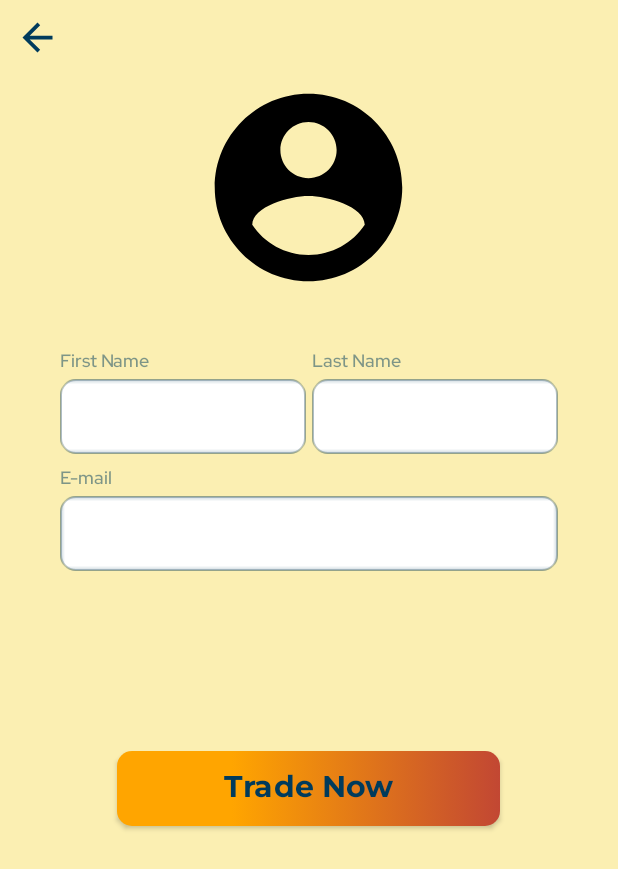
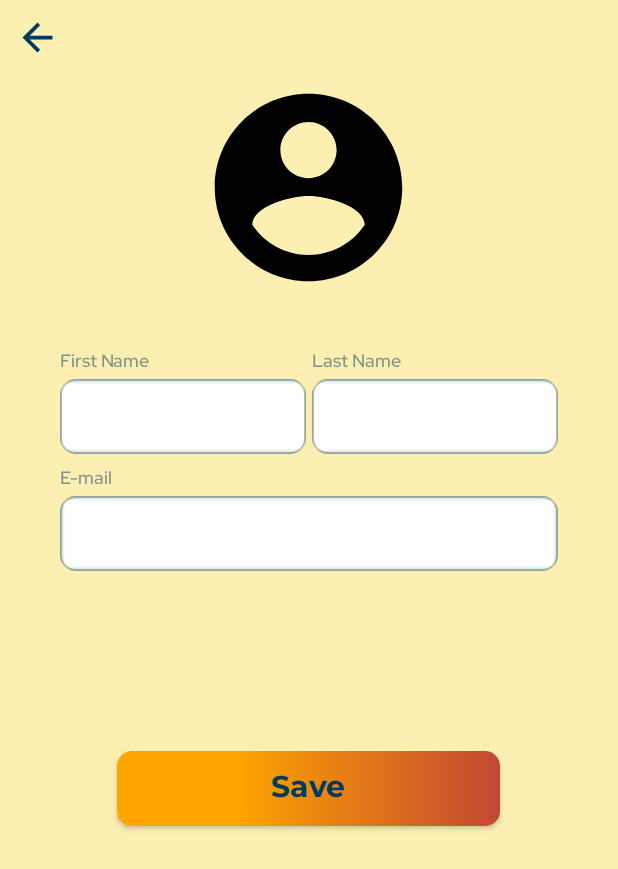
Before and after one commit to siv727/Huckster-Trial, an Android app: the ProfileActivity screen opened directly, with no data from a screen before it, on a phone screen of 412 x 824 dp. Shown: the top 869 px of the screen. Run offline under Robolectric (Android 15) with nearby library versions, the phone set to English and light mode, and no system bars.

Commit message:
changed trade now to save in activity_profile

```diff
--- a/app/src/main/res/layout/activity_profile.xml
+++ b/app/src/main/res/layout/activity_profile.xml
@@ -123,7 +123,7 @@
         android:layout_marginTop="120dp"
         android:background="@drawable/color_gradient_button"
         android:fontFamily="@font/montserrat_bold"
-        android:text="@string/call_to_action"
+        android:text="@string/save"
         android:textAllCaps="false"
         android:textColor="@color/trade_blue"
         android:textSize="20sp" />
--- a/app/src/main/res/values/strings.xml
+++ b/app/src/main/res/values/strings.xml
@@ -36,4 +36,5 @@
     <string name="about_info"><![CDATA[About]]></string>
     <string name="about_app">About Huckster</string>
     <string name="developers">About The Developers</string>
+    <string name="save">Save</string>
 </resources>
```
